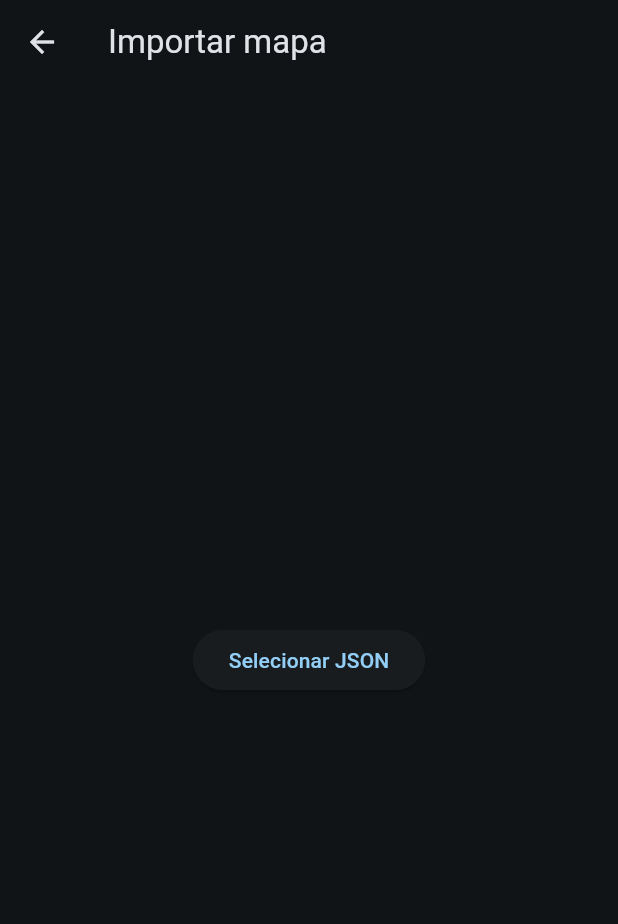
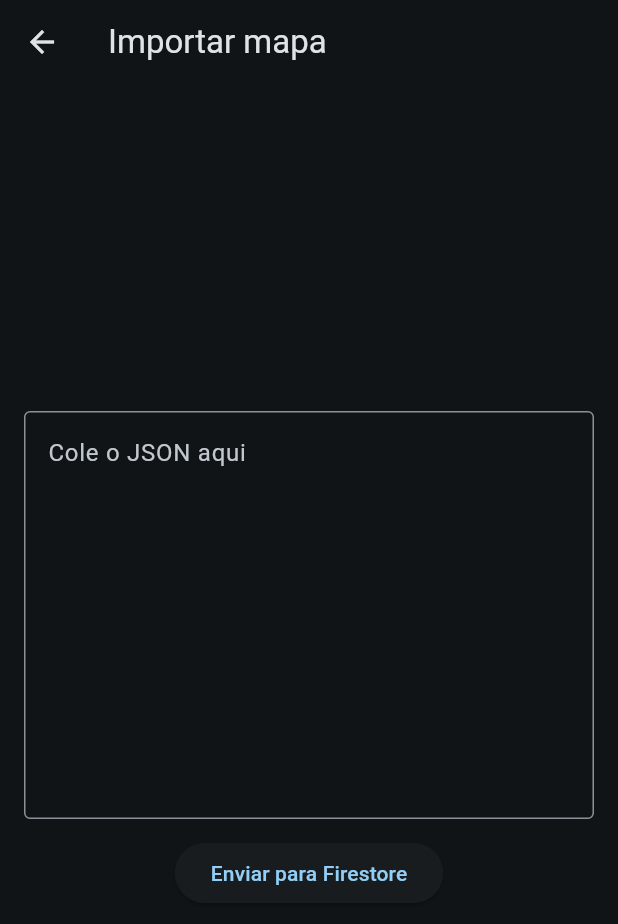
Before and after one commit to frcc24/prisma24, a Flutter app: the ImportMapPage screen opened by its route, on a phone screen of 412 x 824 dp. Shown: the top 924 px of the screen. Run offline on Flutter 3.47's test engine with Material 3 defaults, Android fonts, the phone set to English and light mode, and no system bars; our stand-ins replace audioplayers, cloud_firestore, equatable, firebase_core, flutter_riverpod, get and 3 more; accounts and stored records are empty.

Commit message:
imoprtar mapa de jogos

```diff
--- a/lib/presentation/pages/general_pages/import_map_page.dart
+++ b/lib/presentation/pages/general_pages/import_map_page.dart
@@ -1,9 +1,6 @@
 import 'dart:convert';
-import 'dart:io';
-
 import 'package:flutter/material.dart';
 import 'package:cloud_firestore/cloud_firestore.dart';
-import 'package:file_picker/file_picker.dart';
 
 class ImportMapPage extends StatefulWidget {
   const ImportMapPage({super.key});
@@ -14,17 +11,12 @@ class ImportMapPage extends StatefulWidget {
 
 class _ImportMapPageState extends State<ImportMapPage> {
   String? _status;
+  final _controller = TextEditingController();
 
-  Future<void> _pickAndUpload() async {
+  Future<void> _uploadFromText() async {
     try {
-      final result = await FilePicker.platform.pickFiles(
-        type: FileType.custom,
-        allowedExtensions: ['json'],
-      );
-      if (result == null || result.files.isEmpty) return;
-      final path = result.files.single.path;
-      if (path == null) return;
-      final text = await File(path).readAsString();
+      final text = _controller.text.trim();
+      if (text.isEmpty) return;
       final data = json.decode(text);
       await FirebaseFirestore.instance.collection('full_mode_maps').add(data);
       setState(() => _status = 'Mapa enviado com sucesso!');
@@ -38,12 +30,23 @@ class _ImportMapPageState extends State<ImportMapPage> {
     return Scaffold(
       appBar: AppBar(title: const Text('Importar mapa')),
       body: Center(
+        child: SingleChildScrollView(
+          padding: const EdgeInsets.all(16),
           child: Column(
             mainAxisAlignment: MainAxisAlignment.center,
             children: [
+              TextField(
+                controller: _controller,
+                maxLines: 10,
+                decoration: const InputDecoration(
+                  border: OutlineInputBorder(),
+                  hintText: 'Cole o JSON aqui',
+                ),
+              ),
+              const SizedBox(height: 12),
               ElevatedButton(
-              onPressed: _pickAndUpload,
-              child: const Text('Selecionar JSON'),
+                onPressed: _uploadFromText,
+                child: const Text('Enviar para Firestore'),
               ),
               if (_status != null)
                 Padding(
@@ -56,6 +59,7 @@ class _ImportMapPageState extends State<ImportMapPage> {
             ],
           ),
         ),
+      ),
     );
   }
 }
```
Also changed, not shown: pubspec.lock. Lines whose indentation alone changed are shown as unchanged.
